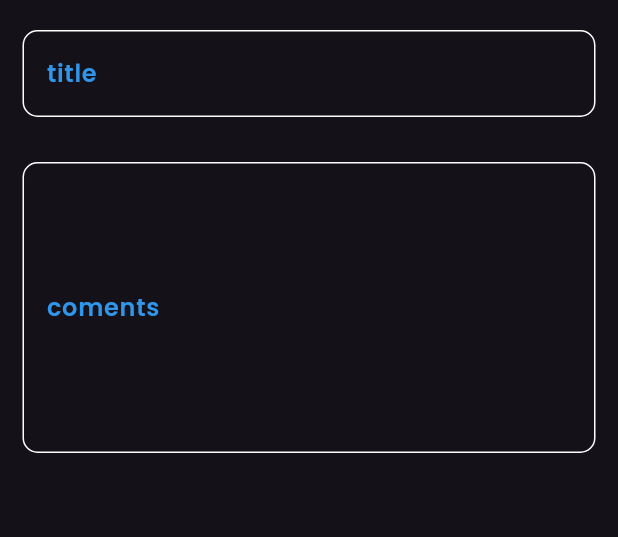
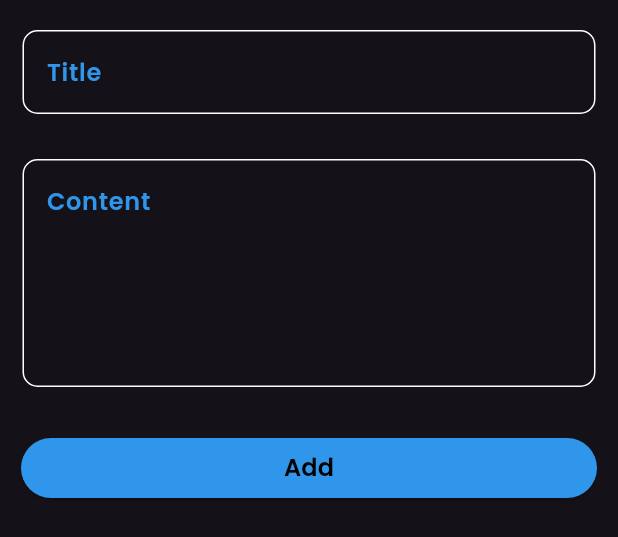
Before and after one commit to Taha12aas/note_a, a Flutter app: the AddNoteBottomSheet widget shown alone on an empty page, opened directly, on a phone screen of 412 x 824 dp. Shown: the top 537 px of the screen. Run offline on Flutter 3.47's test engine with Material 3 defaults, Android fonts, the phone set to English and light mode, and no system bars; our stand-ins replace font_awesome_flutter.

Commit message:
create button

```diff
--- a/lib/views/notes_view.dart
+++ b/lib/views/notes_view.dart
@@ -1,5 +1,4 @@
 import 'package:flutter/material.dart';
-import 'package:note/widgets/add_note_bottom_sheet.dart';
 import 'package:note/widgets/custom_app_bar.dart';
 import 'package:note/widgets/custom_floating_action_button.dart';
 import 'package:note/widgets/note_list_view.dart';
--- a/lib/widgets/add_note_bottom_sheet.dart
+++ b/lib/widgets/add_note_bottom_sheet.dart
@@ -1,5 +1,5 @@
-import 'package:flutter/cupertino.dart';
 import 'package:flutter/material.dart';
+import 'package:note/widgets/custom_button.dart';
 import 'package:note/widgets/custom_text_field.dart';
 
 class AddNoteBottomSheet extends StatelessWidget {
@@ -7,28 +7,31 @@ class AddNoteBottomSheet extends StatelessWidget {
 
   @override
   Widget build(BuildContext context) {
-    return ListView(children: [
+    return ListView(children: const [
       Padding(
-        padding: const EdgeInsets.only(
+        padding: EdgeInsets.only(
           top: 20,
           bottom: 30,
           left: 15,
           right: 15,
         ),
-        child: CustomTextField(hintText: 'title'),
+        child: CustomTextField(hintText: 'Title'),
       ),
       Padding(
-        padding: const EdgeInsets.only(
+        padding: EdgeInsets.only(
           bottom: 30,
           left: 15,
           right: 15,
         ),
         child: CustomTextField(
-          hintText: 'coments',
-          height: 10,
+          hintText: 'Content',
+          maxLine: 5,
         ),
       ),
-
+      Padding(
+        padding: EdgeInsets.symmetric(horizontal: 14),
+        child: CustomButton(),
+      )
     ]);
   }
 }
--- /dev/null
+++ b/lib/widgets/custom_button.dart
@@ -0,0 +1,23 @@
+import 'package:flutter/material.dart';
+import 'package:note/constants.dart';
+
+class CustomButton extends StatelessWidget {
+  const CustomButton({
+    super.key,
+  });
+
+  @override
+  Widget build(BuildContext context) {
+    return ElevatedButton(
+        style: const ButtonStyle(
+            backgroundColor: MaterialStatePropertyAll(kPrimaryColor)),
+        onPressed: () {},
+        child: const Text(
+          'Add',
+          style: TextStyle(
+              color: Colors.black,
+              fontSize: 16,
+              fontWeight: FontWeight.bold),
+        ));
+  }
+}
--- a/lib/widgets/custom_text_field.dart
+++ b/lib/widgets/custom_text_field.dart
@@ -3,20 +3,18 @@ import 'package:note/constants.dart';
 
 // ignore: must_be_immutable
 class CustomTextField extends StatelessWidget {
-  CustomTextField({
+  const CustomTextField({
     super.key,
-    this.height,
     required this.hintText,
+    this.maxLine = 1,
   });
   final String hintText;
-  double? height;
+  final int maxLine;
   @override
   Widget build(BuildContext context) {
     return TextField(
+      maxLines: maxLine,
       cursorColor: kPrimaryColor,
-      strutStyle: StrutStyle(
-        height: height,
-      ),
       decoration: InputDecoration(
         hintText: hintText,
         hintStyle: const TextStyle(color: kPrimaryColor),
```
